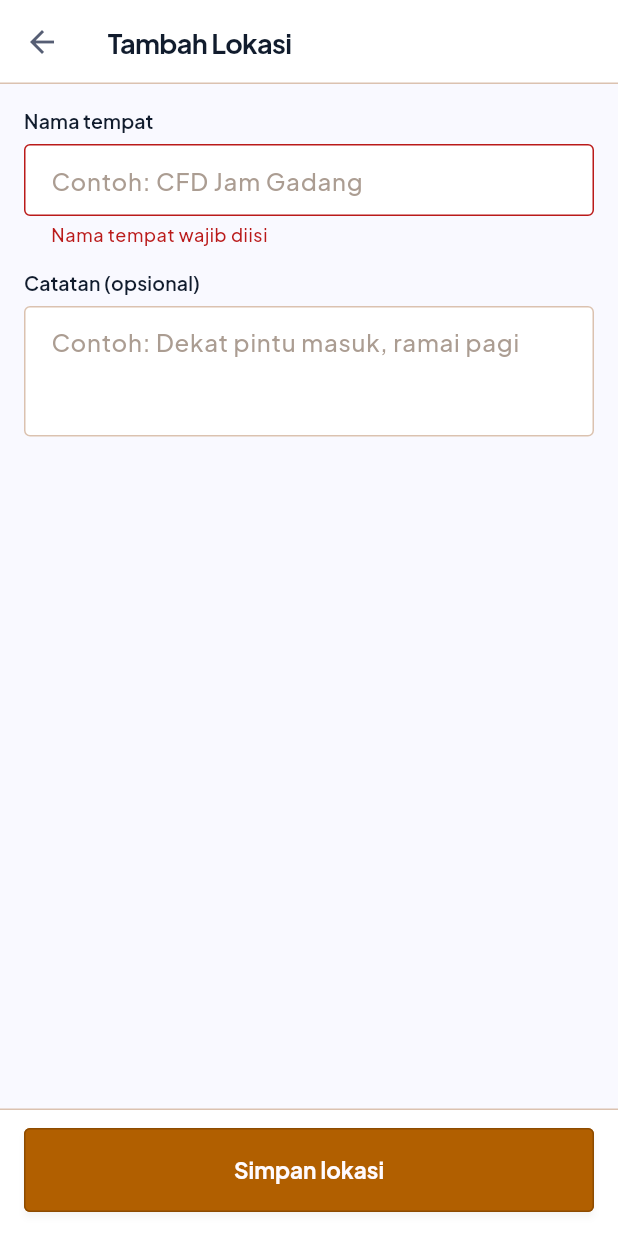
After one commit to Shevaramadhan/mobile-lapakpindah, a Flutter app: the LocationFormScreen screen opened by its route, after a tap on "Simpan lokasi", on a phone screen of 412 x 824 dp. The commit adds this screen. Run offline on Flutter 3.47's test engine with Material 3 defaults, Android fonts, the phone set to English and light mode, and no system bars; our stand-ins replace flutter_map, google_fonts, latlong2, shared_preferences; accounts and stored records are empty.

Commit message:
feat(modul-1): workflow Tambah Lokasi (Practical Challenge)
- Daftar Lokasi (tab Lokasi): mulai kosong (EmptyView), tombol + membuka form
- Form Tambah Lokasi: nama tempat (wajib, 3-50 karakter, tidak boleh ganda)
  dan catatan opsional (maks 100); loading saat simpan, ErrorBanner jika gagal
- Hasil: Navigator.pop(context, lokasiBaru) -> SnackBar di Daftar
- MVVM: Location, LocationRepository (data di memori), LocationViewModel
- core: Validators.maxLength, LapakTextField.maxLines
- route /lokasi/tambah, provider LocationViewModel, tab Lokasi
- test alur tambah lokasi; README Modul 1 berisi penjelasan 5 tahap workflow

```diff
--- a/lib/core/utils/validators.dart
+++ b/lib/core/utils/validators.dart
@@ -65,4 +65,16 @@ class Validators {
     }
     return null;
   }
+
+  /// Maksimal [max] karakter. Kosong dianggap valid (untuk isian opsional).
+  static String? maxLength(
+    String? value,
+    int max, {
+    String fieldName = 'Field ini',
+  }) {
+    if (value != null && value.trim().length > max) {
+      return '$fieldName maksimal $max karakter';
+    }
+    return null;
+  }
 }
--- a/lib/core/widgets/custom_text_field.dart
+++ b/lib/core/widgets/custom_text_field.dart
@@ -20,6 +20,7 @@ class LapakTextField extends StatelessWidget {
     this.textInputAction,
     this.inputFormatters,
     this.maxLength,
+    this.maxLines = 1,
     this.onFieldSubmitted,
   });
 
@@ -48,6 +49,9 @@ class LapakTextField extends StatelessWidget {
 
   /// Batas jumlah karakter. Penghitung karakter disembunyikan.
   final int? maxLength;
+
+  /// Jumlah baris kolom; lebih dari 1 untuk isian panjang (misal catatan).
+  final int maxLines;
 
   /// Dipanggil saat pengguna menekan tombol aksi keyboard.
   final ValueChanged<String>? onFieldSubmitted;
@@ -95,6 +99,7 @@ class LapakTextField extends StatelessWidget {
           textInputAction: textInputAction,
           inputFormatters: inputFormatters,
           maxLength: maxLength,
+          maxLines: maxLines,
           onFieldSubmitted: onFieldSubmitted,
           decoration: InputDecoration(
             hintText: hintText,
--- a/lib/main.dart
+++ b/lib/main.dart
@@ -3,6 +3,7 @@ import 'package:provider/provider.dart';
 import 'package:lapakpindah/core/theme/app_theme.dart';
 import 'package:lapakpindah/modules/auth/view_models/auth_view_model.dart';
 import 'package:lapakpindah/modules/home/view_models/home_view_model.dart';
+import 'package:lapakpindah/modules/sesi_lokasi/view_models/location_view_model.dart';
 import 'package:lapakpindah/routes/app_routes.dart';
 
 void main() {
@@ -22,6 +23,7 @@ class LapakPindahApp extends StatelessWidget {
       providers: [
         ChangeNotifierProvider(create: (_) => AuthViewModel()), // sesi login (global)
         ChangeNotifierProvider(create: (_) => HomeViewModel()), // Beranda
+        ChangeNotifierProvider(create: (_) => LocationViewModel()), // Modul 1: lokasi
       ],
       child: MaterialApp(
         title: 'LapakPindah',
--- /dev/null
+++ b/lib/modules/sesi_lokasi/models/location.dart
@@ -0,0 +1,22 @@
+/// Data satu lokasi jualan (entitas `Location` di PRD v2).
+///
+/// Koordinat [latitude] & [longitude] masih null karena fitur GPS (FR-02)
+/// belum dibuat; nanti diisi lewat tombol "Ambil lokasi saat ini".
+class Location {
+  final String id;
+  final String name;
+  final String? note;
+  final double? latitude;
+  final double? longitude;
+
+  const Location({
+    required this.id,
+    required this.name,
+    this.note,
+    this.latitude,
+    this.longitude,
+  });
+
+  /// true jika koordinat lokasi sudah ditandai.
+  bool get hasCoordinate => latitude != null && longitude != null;
+}
--- /dev/null
+++ b/lib/modules/sesi_lokasi/repositories/location_repository.dart
@@ -0,0 +1,64 @@
+import 'package:lapakpindah/modules/sesi_lokasi/models/location.dart';
+
+/// Error dari proses data lokasi (pesan siap ditampilkan ke pengguna).
+class LocationException implements Exception {
+  final String message;
+  const LocationException(this.message);
+
+  @override
+  String toString() => message;
+}
+
+/// Data layer lokasi (M3: lapisan Data pada MVVM).
+///
+/// SEMENTARA: data disimpan di MEMORI (sebuah List), belum di database.
+/// Daftar dimulai kosong dan akan kosong lagi setiap aplikasi dijalankan ulang.
+/// Nanti cukup isi kelas ini yang diganti ke SQLite; ViewModel & UI tidak berubah.
+class LocationRepository {
+  // ── Penyimpanan di memori ──
+  // Bukan `static`: list ikut hilang saat aplikasi ditutup.
+  final List<Location> _locations = [];
+
+  // ── Read ──
+
+  /// Mengambil semua lokasi tersimpan.
+  Future<List<Location>> fetchAll() async {
+    // Simulasi waktu proses agar loading state di UI bisa terlihat.
+    await Future.delayed(const Duration(milliseconds: 300));
+    // Kirim salinan agar list asli tidak bisa diubah dari luar repository.
+    return List.unmodifiable(_locations);
+  }
+
+  /// true jika nama sudah dipakai lokasi lain (huruf besar/kecil dianggap sama).
+  bool isNameTaken(String name) {
+    final key = _normalize(name);
+    return _locations.any((location) => _normalize(location.name) == key);
+  }
+
+  // ── Create ──
+
+  /// Menyimpan lokasi baru lalu mengembalikan data yang tersimpan.
+  /// Melempar [LocationException] jika nama sudah dipakai.
+  Future<Location> add({required String name, String? note}) async {
+    await Future.delayed(const Duration(milliseconds: 600));
+
+    // Aturan data: nama lokasi harus unik (pengaman kedua setelah validasi form).
+    if (isNameTaken(name)) {
+      throw LocationException('Nama lokasi "${name.trim()}" sudah ada.');
+    }
+
+    final trimmedNote = note?.trim();
+    final location = Location(
+      // id unik sederhana dari waktu sekarang
+      id: DateTime.now().microsecondsSinceEpoch.toString(),
+      name: name.trim(),
+      note: (trimmedNote == null || trimmedNote.isEmpty) ? null : trimmedNote,
+    );
+    _locations.add(location);
+    return location;
+  }
+
+  /// "  CFD  Jam Gadang " → "cfd jam gadang" (untuk membandingkan nama).
+  static String _normalize(String name) =>
+      name.trim().toLowerCase().replaceAll(RegExp(r'\s+'), ' ');
+}
--- /dev/null
+++ b/lib/modules/sesi_lokasi/view_models/location_view_model.dart
@@ -0,0 +1,95 @@
+// foundation.dart (bukan material.dart): ViewModel hanya butuh ChangeNotifier,
+// tidak bergantung pada widget UI.
+import 'package:flutter/foundation.dart';
+import 'package:lapakpindah/core/utils/view_status.dart';
+import 'package:lapakpindah/modules/sesi_lokasi/models/location.dart';
+import 'package:lapakpindah/modules/sesi_lokasi/repositories/location_repository.dart';
+
+/// ViewModel lokasi (M3: MVVM).
+///
+/// View (Daftar & Form Lokasi) → ViewModel (kelas ini) → LocationRepository.
+/// Menyimpan state daftar lokasi dan proses simpan, lalu memberi tahu View
+/// lewat `notifyListeners()` setiap kali state berubah.
+class LocationViewModel extends ChangeNotifier {
+  // ── Sumber data ──
+  final _repository = LocationRepository();
+
+  // ── State daftar lokasi ──
+  ViewStatus _status = ViewStatus.loading;
+  String _errorMessage = '';
+  List<Location> _locations = [];
+
+  // ── State proses simpan (form tambah lokasi) ──
+  bool _isSaving = false;
+  String? _saveError;
+
+  // ── Getter untuk UI (UI hanya membaca, tidak mengubah langsung) ──
+  ViewStatus get status => _status;
+  String get errorMessage => _errorMessage;
+  List<Location> get locations => _locations;
+  bool get isSaving => _isSaving;
+  String? get saveError => _saveError;
+
+  // ── Memuat daftar lokasi ──
+
+  Future<void> loadLocations() async {
+    // 1. Masuk loading state
+    _status = ViewStatus.loading;
+    notifyListeners();
+
+    try {
+      // 2. Ambil daftar dari repository
+      _locations = await _repository.fetchAll();
+      _status = ViewStatus.success;
+    } catch (e) {
+      // 3. Gagal: simpan pesan untuk ErrorView
+      _errorMessage = e.toString();
+      _status = ViewStatus.error;
+    }
+    notifyListeners();
+  }
+
+  // ── Validasi nama (dipakai validator form) ──
+
+  /// true jika nama sudah dipakai lokasi lain.
+  bool isNameTaken(String name) => _repository.isNameTaken(name);
+
+  // ── Menyimpan lokasi baru ──
+
+  /// Mengembalikan lokasi yang tersimpan, atau null jika gagal
+  /// (pesan gagal tersedia di [saveError]).
+  Future<Location?> addLocation(String name, String note) async {
+    // 1. Mulai proses: tombol Simpan menampilkan loading
+    _isSaving = true;
+    _saveError = null;
+    notifyListeners();
+
+    try {
+      // 2. Simpan lewat repository
+      final saved = await _repository.add(name: name, note: note);
+      // 3. Berhasil: muat ulang daftar agar layar Daftar ikut berubah
+      _locations = await _repository.fetchAll();
+      _status = ViewStatus.success;
+      return saved;
+    } on LocationException catch (e) {
+      // Gagal karena aturan data (misal nama sudah ada)
+      _saveError = e.message;
+      return null;
+    } catch (_) {
+      // Gagal karena hal lain yang tidak terduga
+      _saveError = 'Lokasi gagal disimpan. Coba lagi.';
+      return null;
+    } finally {
+      // 4. Proses selesai (berhasil atau gagal): matikan loading
+      _isSaving = false;
+      notifyListeners();
+    }
+  }
+
+  /// Menghapus pesan gagal lama saat form dibuka lagi.
+  void clearSaveError() {
+    if (_saveError == null) return;
+    _saveError = null;
+    notifyListeners();
+  }
+}
--- /dev/null
+++ b/lib/modules/sesi_lokasi/views/location_form_screen.dart
@@ -0,0 +1,169 @@
+import 'package:flutter/material.dart';
+import 'package:provider/provider.dart';
+import 'package:lapakpindah/core/theme/app_spacing.dart';
+import 'package:lapakpindah/core/utils/validators.dart';
+import 'package:lapakpindah/core/widgets/custom_button.dart';
+import 'package:lapakpindah/core/widgets/custom_text_field.dart';
+import 'package:lapakpindah/core/widgets/state_views.dart';
+import 'package:lapakpindah/modules/sesi_lokasi/view_models/location_view_model.dart';
+
+/// Layar Form Tambah Lokasi (Figma M1·2, tanpa bagian GPS).
+///
+/// Workflow: isi form → validasi → simpan (loading) →
+/// berhasil: kembali ke Daftar sambil membawa lokasi baru (result) /
+/// gagal: pesan error, tetap di form.
+class LocationFormScreen extends StatefulWidget {
+  const LocationFormScreen({super.key});
+
+  @override
+  State<LocationFormScreen> createState() => _LocationFormScreenState();
+}
+
+class _LocationFormScreenState extends State<LocationFormScreen> {
+  // ── Aturan isian ──
+  static const int _nameMinLength = 3;
+  static const int _nameMaxLength = 50;
+  static const int _noteMaxLength = 100;
+
+  // ── State form (M4: Form + GlobalKey + TextEditingController) ──
+  final _formKey = GlobalKey<FormState>();
+  final _nameController = TextEditingController();
+  final _noteController = TextEditingController();
+
+  @override
+  void initState() {
+    super.initState();
+    // Hapus pesan gagal dari percobaan sebelumnya (jika ada).
+    WidgetsBinding.instance.addPostFrameCallback(
+      (_) => context.read<LocationViewModel>().clearSaveError(),
+    );
+  }
+
+  @override
+  void dispose() {
+    // Controller wajib dibuang saat layar ditutup agar tidak memory leak
+    _nameController.dispose();
+    _noteController.dispose();
+    super.dispose();
+  }
+
+  // ── Validasi nama tempat ──
+  // Urutan: wajib & minimal 3 → maksimal 50 → belum dipakai lokasi lain.
+  String? _validateName(String? value) {
+    const field = 'Nama tempat';
+    final error =
+        Validators.minLength(value, _nameMinLength, fieldName: field) ??
+        Validators.maxLength(value, _nameMaxLength, fieldName: field);
+    if (error != null) return error;
+
+    if (context.read<LocationViewModel>().isNameTaken(value!)) {
+      return 'Nama tempat sudah dipakai lokasi lain';
+    }
+    return null;
+  }
+
+  // ── Event: tombol Simpan ditekan ──
+  Future<void> _save() async {
+    FocusScope.of(context).unfocus(); // tutup keyboard
+
+    // 1. Validasi semua field; berhenti jika ada yang salah (tetap di form)
+    final isValid = _formKey.currentState?.validate() ?? false;
+    if (!isValid) return;
+
+    // 2. Simpan lewat ViewModel (loading & error dikelola ViewModel)
+    final saved = await context.read<LocationViewModel>().addLocation(
+      _nameController.text,
+      _noteController.text,
+    );
+
+    // 3. Setelah await, pastikan layar masih ada sebelum memakai context
+    if (!mounted) return;
+
+    // 4. Berhasil → tutup form dan kirim lokasi baru ke layar Daftar (result).
+    //    Gagal → saved = null, pesan error tampil lewat ErrorBanner.
+    if (saved != null) {
+      Navigator.pop(context, saved);
+    }
+  }
+
+  @override
+  Widget build(BuildContext context) {
+    return Consumer<LocationViewModel>(
+      builder: (context, vm, _) {
+        return Scaffold(
+          // Tombol kembali muncul otomatis; gaya dari appBarTheme
+          appBar: AppBar(title: const Text('Tambah Lokasi')),
+          body: SingleChildScrollView(
+            padding: const EdgeInsets.all(AppSpacing.lg),
+            child: Form(
+              key: _formKey,
+              autovalidateMode: AutovalidateMode.onUserInteraction,
+              child: Column(
+                crossAxisAlignment: CrossAxisAlignment.stretch,
+                children: [
+                  // Feedback gagal dari proses simpan (misal nama sudah ada)
+                  if (vm.saveError != null) ...[
+                    ErrorBanner(message: vm.saveError!),
+                    const SizedBox(height: AppSpacing.lg),
+                  ],
+
+                  // Isian 1: nama tempat (wajib)
+                  LapakTextField(
+                    label: 'Nama tempat',
+                    hintText: 'Contoh: CFD Jam Gadang',
+                    controller: _nameController,
+                    enabled: !vm.isSaving,
+                    textInputAction: TextInputAction.next,
+                    validator: _validateName,
+                  ),
+                  const SizedBox(height: AppSpacing.lg),
+
+                  // Isian 2: catatan (opsional)
+                  LapakTextField(
+                    label: 'Catatan (opsional)',
+                    hintText: 'Contoh: Dekat pintu masuk, ramai pagi',
+                    controller: _noteController,
+                    enabled: !vm.isSaving,
+                    maxLines: 3,
+                    keyboardType: TextInputType.multiline,
+                    validator: (value) => Validators.maxLength(
+                      value,
+                      _noteMaxLength,
+                      fieldName: 'Catatan',
+                    ),
+                  ),
+                ],
+              ),
+            ),
+          ),
+
+          // ── Bar bawah: tombol Simpan (Figma: "Bar Bawah") ──
+          bottomNavigationBar: Container(
+            decoration: BoxDecoration(
+              color: Theme.of(context).colorScheme.surface,
+              border: Border(
+                top: BorderSide(
+                  color: Theme.of(context).colorScheme.outlineVariant,
+                ),
+              ),
+            ),
+            padding: const EdgeInsets.fromLTRB(
+              AppSpacing.lg,
+              AppSpacing.md,
+              AppSpacing.lg,
+              AppSpacing.lg,
+            ),
+            child: SafeArea(
+              top: false,
+              child: LapakPrimaryButton(
+                label: 'Simpan lokasi',
+                isLoading: vm.isSaving,
+                onPressed: _save,
+              ),
+            ),
+          ),
+        );
+      },
+    );
+  }
+}
--- a/lib/routes/app_routes.dart
+++ b/lib/routes/app_routes.dart
@@ -3,6 +3,7 @@ import 'package:lapakpindah/core/widgets/not_found_screen.dart';
 import 'package:lapakpindah/modules/auth/views/login_screen.dart';
 import 'package:lapakpindah/modules/auth/views/register_placeholder_screen.dart';
 import 'package:lapakpindah/modules/home/views/main_navigation_screen.dart';
+import 'package:lapakpindah/modules/sesi_lokasi/views/location_form_screen.dart';
 
 /// Satu tempat untuk seluruh route aplikasi (M4: Named Routes).
 ///
@@ -20,6 +21,7 @@ class AppRoutes {
   static const String login = '/login';
   static const String register = '/register';
   static const String home = '/home';
+  static const String locationForm = '/lokasi/tambah'; // Modul 1
 
   // ── 2. Daftar route: nama → layar ──
   // Jika sebuah layar butuh data, kirim lewat `arguments` lalu baca di
@@ -28,6 +30,7 @@ class AppRoutes {
     login: (context) => const LoginScreen(),
     register: (context) => const RegisterPlaceholderScreen(),
     home: (context) => const MainNavigationScreen(), // Beranda + 5 tab
+    locationForm: (context) => const LocationFormScreen(), // form tambah lokasi
   };
 
   // ── 3. Halaman cadangan jika nama route tidak terdaftar ──
```
Also changed, not shown: lib/modules/home/views/main_navigation_screen.dart (+4 -7 lines), lib/modules/sesi_lokasi/views/location_list_screen.dart (added, +113 -0 lines), lib/modules/sesi_lokasi/views/widgets/location_card.dart (added, +88 -0 lines), 6 other files.
